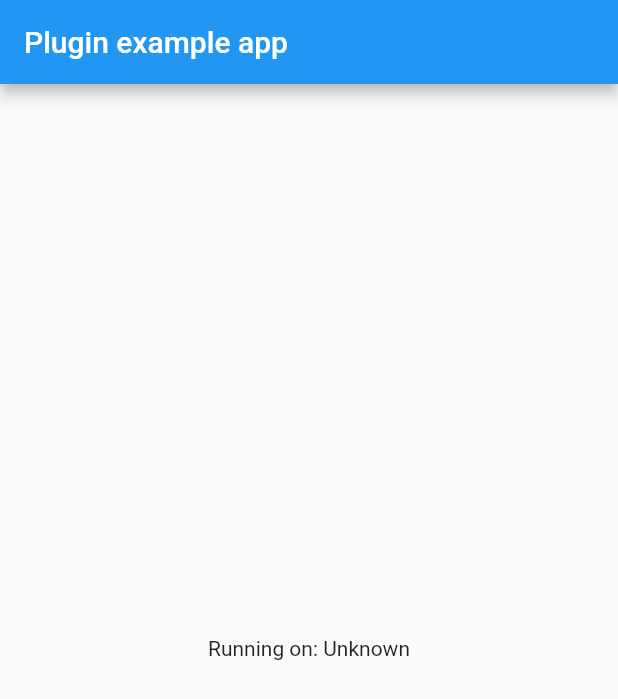
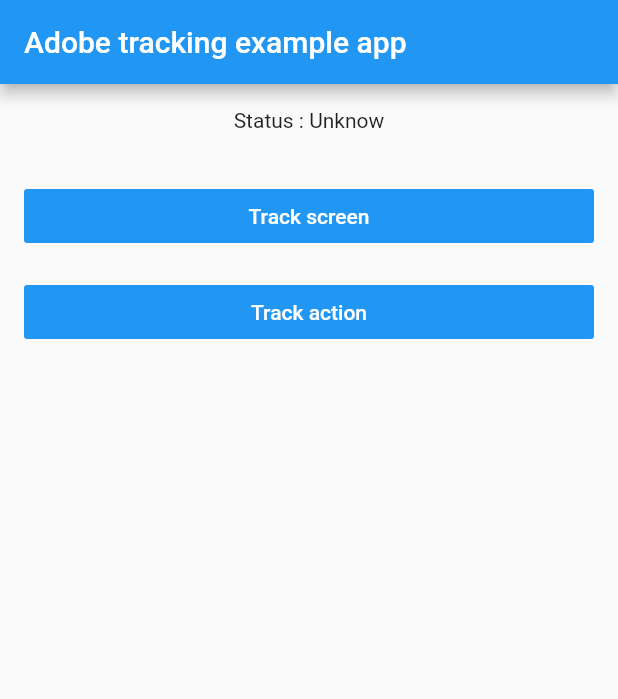
Before and after one commit to macif-dev/adobe_mobile_sdk_flutter, a Flutter app: the screen it shows after launch, on a phone screen of 412 x 824 dp. Shown: the top 699 px of the screen. Run offline on Flutter 3.47's test engine with Material 2 defaults, Android fonts, the phone set to English and light mode, and no system bars.

```diff
--- a/example/lib/main.dart
+++ b/example/lib/main.dart
@@ -1,3 +1,5 @@
+import 'dart:io';
+
 import 'package:flutter/material.dart';
 import 'dart:async';
 
@@ -12,44 +14,77 @@ class MyApp extends StatefulWidget {
 }
 
 class _MyAppState extends State<MyApp> {
-  String _platformVersion = 'Unknown';
+  String _init = "Unknow";
+  String _platformString = "Android";
 
   @override
-  void initState() {
+  void initState(){
     super.initState();
-    initPlatformState();
+    initTrackState();
+    Platform.isIOS ? _platformString = "IOS" : _platformString = "ANDROID";
   }
 
-  // Platform messages are asynchronous, so we initialize in an async method.
-  Future<void> initPlatformState() async {
-    String platformVersion;
-    // Platform messages may fail, so we use a try/catch PlatformException.
-    try {
-      platformVersion = await AdobeMobileSdkFlutter.platformVersion;
-    } on PlatformException {
-      platformVersion = 'Failed to get platform version.';
+  Future<void> initTrackState() async{
+
+    String result;
+    try{
+      await AdobeMobileSdkFlutter.initTrack("ADBMobileConfigCustom.json");
+      result = ("Track is init...");
+    } on Exception {
+      result = 'Failed to init Adobe Tracking';
     }
 
-    // If the widget was removed from the tree while the asynchronous platform
-    // message was in flight, we want to discard the reply rather than calling
-    // setState to update our non-existent appearance.
-    if (!mounted) return;
+    setState(() {
+      _init = result;
+    });
 
-    setState(() {
-      _platformVersion = platformVersion;
-    });
   }
 
   @override
   Widget build(BuildContext context) {
     return MaterialApp(
       home: Scaffold(
-        appBar: AppBar(
-          title: const Text('Plugin example app'),
-        ),
-        body: Center(
-          child: Text('Running on: $_platformVersion\n'),
-        ),
+          appBar: AppBar(
+            title: const Text('Adobe tracking example app'),
+          ),
+          body: ListView(
+            padding: EdgeInsets.all(16.0),
+            children: <Widget>[
+              Center(
+                child: Text('Status : $_init\n'),
+              ),
+              SizedBox(height: 16.0,),
+              FlatButton(
+                color: Colors.blue,
+                child: Text("Track screen", style: TextStyle(color: Colors.white),),
+                onPressed: (){
+                  print("Track screen...");
+                  AdobeMobileSdkFlutter.trackState("ECRAN_TEST_ADOBE_$_platformString").then((val){
+                    print(val);
+                  });
+                },
+              ),
+              SizedBox(height: 16.0,),
+              FlatButton(
+                color: Colors.blue,
+                child: Text("Track action", style: TextStyle(color: Colors.white)),
+                onPressed: (){
+                  print("Track action...");
+                  try{
+                    AdobeMobileSdkFlutter.trackAction("ACTION_TEST_ADOBE_$_platformString",<String, dynamic>{
+                      "action": "action_test"
+                    }).then((val){
+                      print(val);
+                    });
+                  } on Exception {
+                    setState(() {
+                      _init = 'Failed to track action';
+                    });
+                  }
+                },
+              ),
+            ],
+          )
       ),
     );
   }
--- a/lib/adobe_mobile_sdk_flutter.dart
+++ b/lib/adobe_mobile_sdk_flutter.dart
@@ -3,11 +3,65 @@ import 'dart:async';
 import 'package:flutter/services.dart';
 
 class AdobeMobileSdkFlutter {
-  static const MethodChannel _channel =
-      const MethodChannel('adobe_mobile_sdk_flutter');
 
-  static Future<String> get platformVersion async {
-    final String version = await _channel.invokeMethod('getPlatformVersion');
-    return version;
+  static const MethodChannel _channel = const MethodChannel('adobe_analytics_plugin');
+
+  ///
+  /// Sets the ADBMobileConfig fileName.
+  ///
+  static Future<String> initTrack(String fileName) async {
+
+    final Map<String, dynamic> params = <String, dynamic>{
+      "fileName": fileName
+    };
+
+    String response = await _channel.invokeMethod('initTrack', params);
+
+    return response;
   }
+
+  ///
+  /// Sets the current [actionName], which specifies the current action context
+  /// in your app.
+  ///
+  /// This helps identify how they interact with your app.
+  ///
+  /// [additionalData] is optional because it allows to add information about the tracks
+  ///
+  static Future<String> trackAction(String actionName, [Map<String, dynamic> additionalData]) async {
+    final Map<String, dynamic> params = <String, dynamic>{
+      "actionName": actionName,
+    };
+
+    if(additionalData != null){
+      params.addAll({"additionalData" : additionalData});
+    }
+
+    String response = await _channel.invokeMethod('trackAction', params);
+
+    return response;
+  }
+
+  ///
+  /// Sets the current [screenName], which specifies the current visual context
+  /// in your app.
+  ///
+  /// This helps identify the areas in your app where users spend their time
+  ///
+  /// [additionalData] is optional because it allows to add information about the tracks
+  ///
+  static Future<String> trackState(String screenName, [Map<String, dynamic> additionalData]) async {
+    final Map<String, dynamic> params = <String, dynamic>{
+      "screenName": screenName
+    };
+
+    if(additionalData != null){
+      params.addAll({"additionalData" : additionalData});
+    }
+
+    String response = await _channel.invokeMethod('trackState', params);
+
+    return response;
+  }
+
 }
```
Also changed, not shown: 8 other files.
